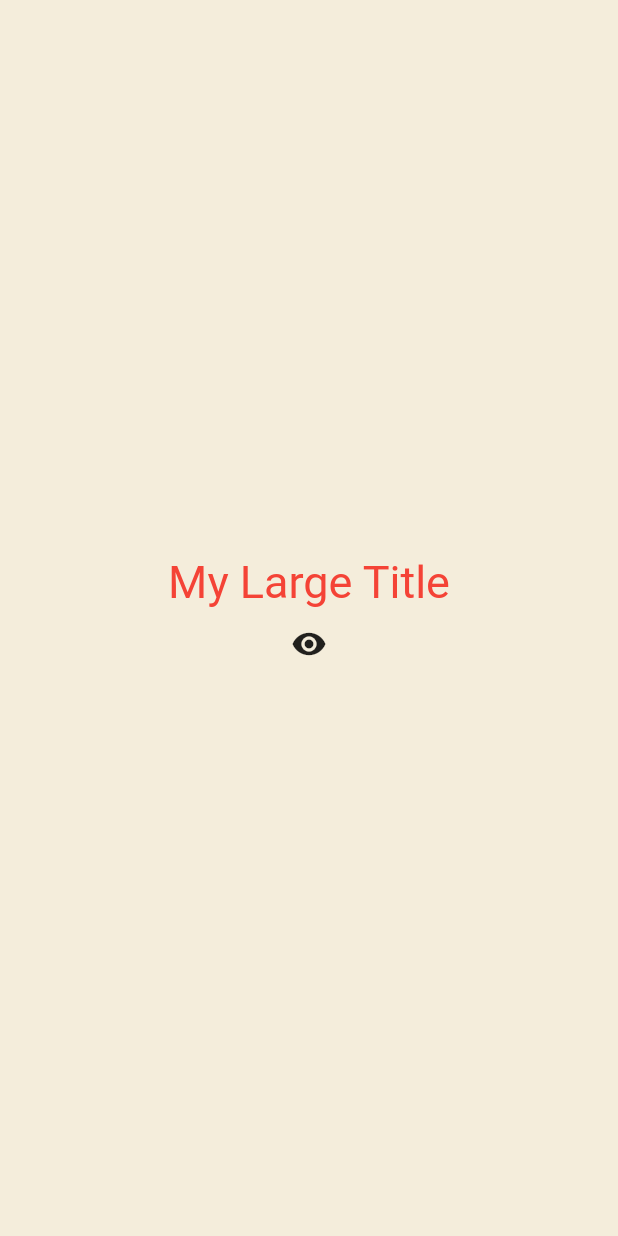
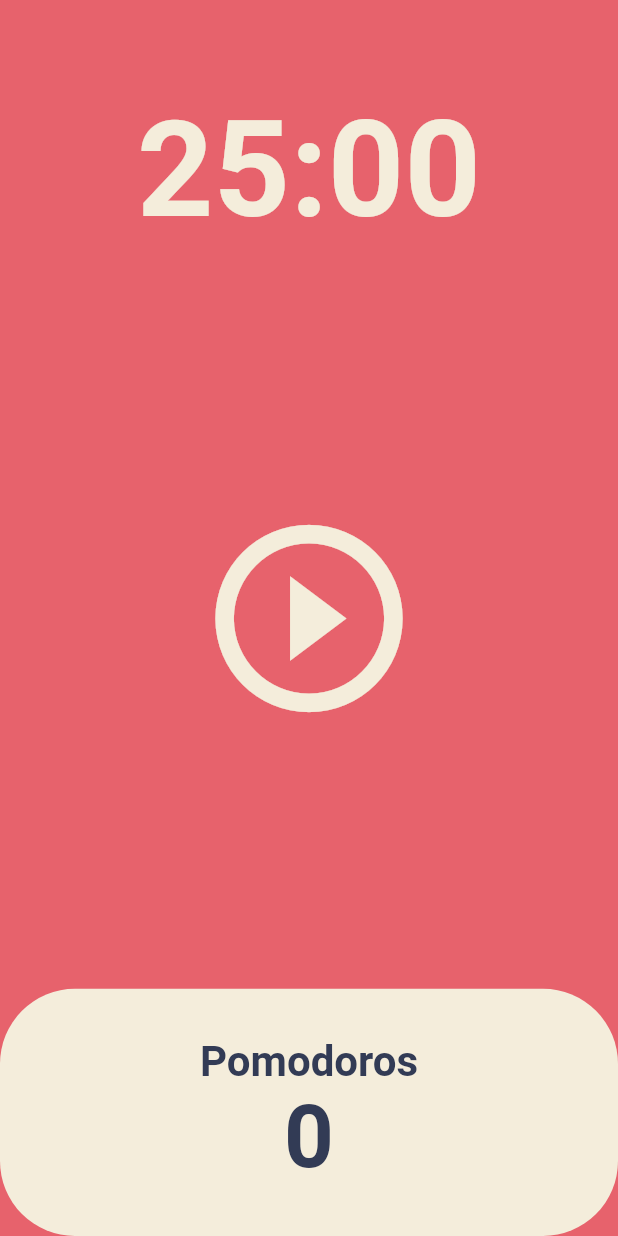
Before and after one commit to SDRLurker/toonflix, a Flutter app: the screen it shows after launch, on a phone screen of 412 x 824 dp. Run offline on Flutter 3.47's test engine with Material 2 defaults, Android fonts, the phone set to English and light mode, and no system bars.

```diff
--- a/lib/main.dart
+++ b/lib/main.dart
@@ -1,83 +1,27 @@
 import 'package:flutter/material.dart';
+import 'package:toonflix/screens/home_screen.dart';
 
 void main() {
   runApp(MyApp());
 }
 
-class MyApp extends StatefulWidget {
-  @override
-  State<MyApp> createState() => _MyAppState();
-}
-
-class _MyAppState extends State<MyApp> {
-  bool showTitle = true;
-
-  void toggleTitle() {
-    setState(() {
-      showTitle = !showTitle;
-    });
-  }
-
+class MyApp extends StatelessWidget {
   @override
   Widget build(BuildContext context) {
     return MaterialApp(
       theme: ThemeData(
+        backgroundColor: const Color(0xFFE7626C),
         textTheme: const TextTheme(
-          titleLarge: TextStyle(
-            color: Colors.red,
+          headline1: TextStyle(
+            color: Color(0xFF323B55),
           ),
         ),
+        cardColor: const Color(0xFFF4EDDB),
       ),
-      home: Scaffold(
-        backgroundColor: const Color(0xFFF4EDDB),
-        body: Center(
-          child: Column(
-            mainAxisAlignment: MainAxisAlignment.center,
-            children: [
-              showTitle ? const MyLargeTitle() : const Text("nothing"),
-              IconButton(
-                  onPressed: toggleTitle,
-                  icon: const Icon(Icons.remove_red_eye))
-            ],
-          ),
-        ),
+      home: const Scaffold(
+        backgroundColor: Color(0xFFF4EDDB),
+        body: HomeScreen(),
       ),
     );
   }
 }
-
-class MyLargeTitle extends StatefulWidget {
-  const MyLargeTitle({
-    Key? key,
-  }) : super(key: key);
-
-  @override
-  State<MyLargeTitle> createState() => _MyLargeTitleState();
-}
-
-class _MyLargeTitleState extends State<MyLargeTitle> {
-  int count = 0;
-  @override
-  void initState() {
-    super.initState();
-    print('initState!');
-  }
-
-  @override
-  void dispose() {
-    super.dispose();
-    print("dispose!");
-  }
-
-  @override
-  Widget build(BuildContext context) {
-    print('build!');
-    return Text(
-      'My Large Title',
-      style: TextStyle(
-        fontSize: 30,
-        color: Theme.of(context).textTheme.titleLarge?.color,
-      ),
-    );
-  }
-}
--- /dev/null
+++ b/lib/screens/home_screen.dart
@@ -0,0 +1,128 @@
+import 'dart:async';
+import 'package:flutter/material.dart';
+
+class HomeScreen extends StatefulWidget {
+  const HomeScreen({super.key});
+
+  @override
+  State<HomeScreen> createState() => _HomeScreenState();
+}
+
+class _HomeScreenState extends State<HomeScreen> {
+  static const twentyFiveMinutes = 1500;
+  int totalSeconds = twentyFiveMinutes;
+  bool isRunning = false;
+  int totalPomodoros = 0;
+  late Timer timer;
+
+  void onTick(Timer timer) {
+    if (totalSeconds == 0) {
+      setState(() {
+        totalPomodoros = totalPomodoros + 1;
+        isRunning = false;
+        totalSeconds = twentyFiveMinutes;
+      });
+      timer.cancel();
+    } else {
+      setState(() {
+        totalSeconds = totalSeconds - 1;
+      });
+    }
+  }
+
+  void onStartPressed() {
+    timer = Timer.periodic(
+      const Duration(seconds: 1),
+      onTick,
+    );
+    setState(() {
+      isRunning = true;
+    });
+  }
+
+  void onPausePressed() {
+    timer.cancel();
+    setState(() {
+      isRunning = false;
+    });
+  }
+
+  String format(int seconds) {
+    var duration = Duration(seconds: seconds);
+    return duration.toString().split(".").first.substring(2, 7);
+  }
+
+  @override
+  Widget build(BuildContext context) {
+    return Scaffold(
+      backgroundColor: Theme.of(context).backgroundColor,
+      body: Column(
+        children: [
+          Flexible(
+            flex: 1,
+            child: Container(
+              alignment: Alignment.bottomCenter,
+              child: Text(
+                format(totalSeconds),
+                style: TextStyle(
+                  color: Theme.of(context).cardColor,
+                  fontSize: 89,
+                  fontWeight: FontWeight.w600,
+                ),
+              ),
+            ),
+          ),
+          Flexible(
+            flex: 3,
+            child: Center(
+              child: IconButton(
+                iconSize: 150,
+                color: Theme.of(context).cardColor,
+                onPressed: isRunning ? onPausePressed : onStartPressed,
+                icon: Icon(isRunning
+                    ? Icons.pause_circle_outline
+                    : Icons.play_circle_outline),
+              ),
+            ),
+          ),
+          Flexible(
+            flex: 1,
+            child: Row(
+              children: [
+                Expanded(
+                  child: Container(
+                    decoration: BoxDecoration(
+                      color: Theme.of(context).cardColor,
+                      borderRadius: BorderRadius.circular(50),
+                    ),
+                    child: Column(
+                      mainAxisAlignment: MainAxisAlignment.center,
+                      children: [
+                        Text(
+                          'Pomodoros',
+                          style: TextStyle(
+                              fontWeight: FontWeight.w600,
+                              fontSize: 28,
+                              color:
+                                  Theme.of(context).textTheme.headline1!.color),
+                        ),
+                        Text(
+                          '$totalPomodoros',
+                          style: TextStyle(
+                              fontWeight: FontWeight.w600,
+                              fontSize: 58,
+                              color:
+                                  Theme.of(context).textTheme.headline1!.color),
+                        ),
+                      ],
+                    ),
+                  ),
+                ),
+              ],
+            ),
+          ),
+        ],
+      ),
+    );
+  }
+}
```
Also changed, not shown: lib/widgets/button.dart (deleted, +0 -33 lines), lib/widgets/currency_card.dart (deleted, +0 -91 lines).
